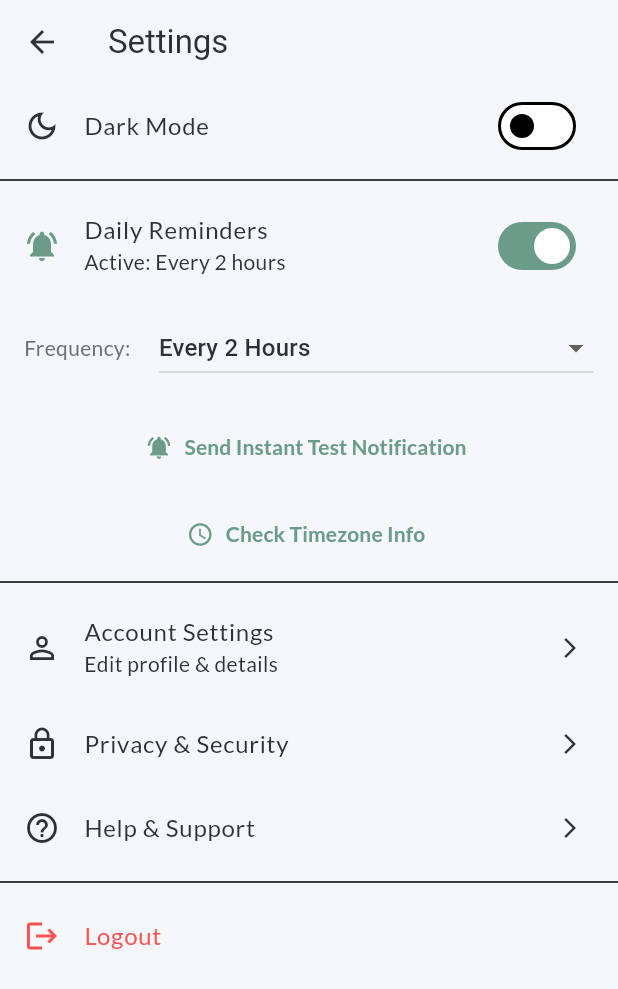
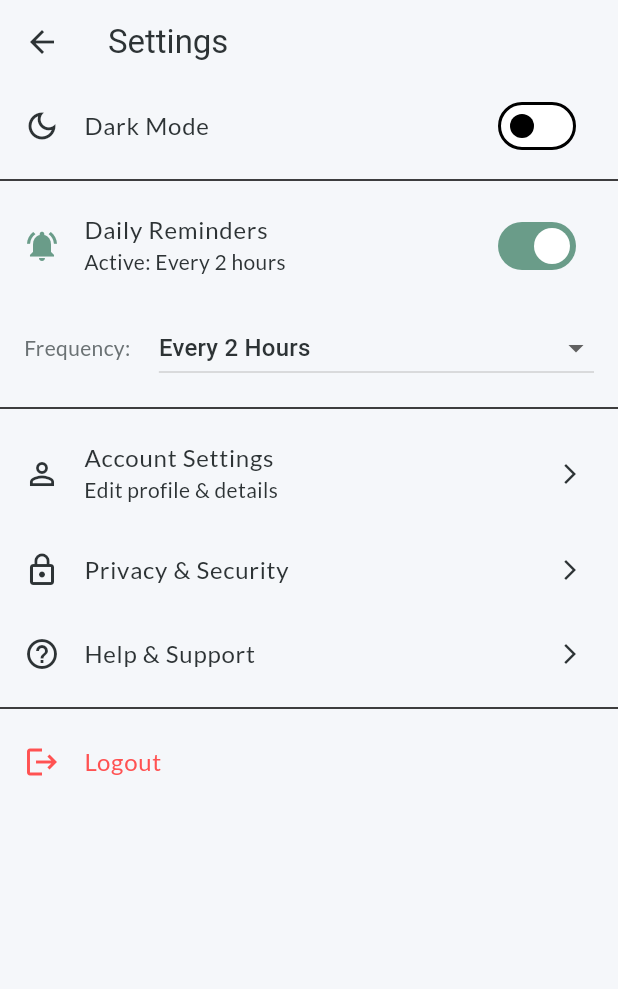
Before and after one commit to vivekjain2811/Ai-journal-app, a Flutter app: the SettingsScreen screen opened directly, after a tap on "Daily Reminders", on a phone screen of 412 x 824 dp. Shown: the top 989 px of the screen. Run offline on Flutter 3.47's test engine with Material 3 defaults, Android fonts, the phone set to English and light mode, and no system bars; our stand-ins replace cloud_firestore, firebase_auth, firebase_core, firebase_storage, fl_chart, flutter_dotenv and 10 more; accounts and stored records are empty; network calls fail.

Commit message:
feature notification

```diff
--- a/lib/screens/settings_screen.dart
+++ b/lib/screens/settings_screen.dart
@@ -37,7 +37,14 @@ class _SettingsScreenState extends State<SettingsScreen> {
     final prefs = await SharedPreferences.getInstance();
     setState(() {
       _notificationsEnabled = prefs.getBool('reminders_enabled') ?? false;
-      _frequencyMinutes = prefs.getInt('reminder_interval') ?? 120;
+      int loadedFrequency = prefs.getInt('reminder_interval') ?? 120;
+      // Sanitize: If loaded value is not in our list (e.g. old test value 2), reset to 120
+      if (loadedFrequency < 60) {
+         _frequencyMinutes = 120;
+         prefs.setInt('reminder_interval', 120); // Update storage too
+      } else {
+         _frequencyMinutes = loadedFrequency;
+      }
     });
   }
 
@@ -100,54 +107,6 @@ class _SettingsScreenState extends State<SettingsScreen> {
                    ),
                  ),
                ],
-             ),
-           ),
-        if (_notificationsEnabled)
-           Padding(
-             padding: const EdgeInsets.only(top: 10.0),
-             child: Center(
-               child: TextButton.icon(
-                 onPressed: () async {
-                   await NotificationService().showInstantNotification();
-                   ScaffoldMessenger.of(context).showSnackBar(
-                     const SnackBar(content: Text('Sent test notification')),
-                   );
-                 },
-                 icon: const Icon(Icons.notifications_active),
-                 label: const Text('Send Instant Test Notification'),
-               ),
-             ),
-           ),
-        if (_notificationsEnabled)
-           Padding(
-             padding: const EdgeInsets.only(top: 10.0),
-             child: Center(
-               child: TextButton.icon(
-                 onPressed: () async {
-                   final now = DateTime.now();
-                   // Re-configure to be safe
-                   await NotificationService().configureLocalTimeZone();
-
-                   final tzNow = tz.TZDateTime.now(tz.local);
-                   final offset = tzNow.timeZoneOffset;
-
-                   if (context.mounted) {
-                    ScaffoldMessenger.of(context).showSnackBar(
-                      SnackBar(
-                        content: Text(
-                          'TZ Name: ${tz.local.name}\n'
-                          'Device Time: ${now.hour}:${now.minute}:${now.second}\n'
-                          'TZ Time: ${tzNow.hour}:${tzNow.minute}:${tzNow.second}\n'
-                          'Offset: ${offset.inHours}h ${offset.inMinutes.remainder(60)}m'
-                        ),
-                        duration: const Duration(seconds: 10),
-                      ),
-                    );
-                   }
-                 },
-                 icon: const Icon(Icons.access_time),
-                 label: const Text('Check Timezone Info'),
-               ),
              ),
            ),
       ],
--- a/lib/services/notification_service.dart
+++ b/lib/services/notification_service.dart
@@ -26,7 +26,7 @@ class NotificationService {
     await configureLocalTimeZone();
 
     const AndroidInitializationSettings initializationSettingsAndroid =
-        AndroidInitializationSettings('@mipmap/ic_launcher');
+        AndroidInitializationSettings('app_icon');
 
     final DarwinInitializationSettings initializationSettingsDarwin =
         DarwinInitializationSettings(
@@ -158,9 +158,11 @@ class NotificationService {
 
     debugPrint('Step 2: Checking date. Last: $lastDate, Today: $today');
 
-    if (lastDate == today) {
+    if (lastDate == today && intervalMinutes > 15) {
         debugPrint('Already journaled today. Reminders paused until tomorrow.');
         return;
+    } else if (lastDate == today) {
+        debugPrint('Already journaled today, but interval is short ($intervalMinutes min). Assuming TEST mode. Scheduling anyway.');
     }
 
     final now = tz.TZDateTime.now(tz.local);
@@ -170,33 +172,6 @@ class NotificationService {
     if (defaultTargetPlatform == TargetPlatform.android) {
        final status = await Permission.scheduleExactAlarm.status;
        debugPrint('Exact Alarm Permission Status: $status');
-    }
-
-    // TEST NOTIFICATION: Schedule one for 5 seconds from now to verify it works
-    try {
-       await flutterLocalNotificationsPlugin.zonedSchedule(
-          999, // Unique ID for test
-          'Scheduled Test (V5 - AlarmClock) ⏳',
-          'This is a SCHEDULED notification. If you see this, you are good!',
-          now.add(const Duration(seconds: 5)),
-          const NotificationDetails(
-            android: AndroidNotificationDetails(
-              channelId,
-              channelName,
-              channelDescription: channelDescription,
-              importance: Importance.max,
-              priority: Priority.high,
-              playSound: true,
-              enableVibration: true,
-            ),
-          ),
-          androidScheduleMode: AndroidScheduleMode.alarmClock, // STRONGER TRIGGER
-          uiLocalNotificationDateInterpretation:
-              UILocalNotificationDateInterpretation.absoluteTime,
-        );
-        debugPrint('Scheduled TEST notification for 5 seconds from now');
-    } catch (e) {
-        debugPrint('Error scheduling TEST notification: $e');
     }
 
     int maxNotifications = 10;
```
Also changed, not shown: 1 other file.
